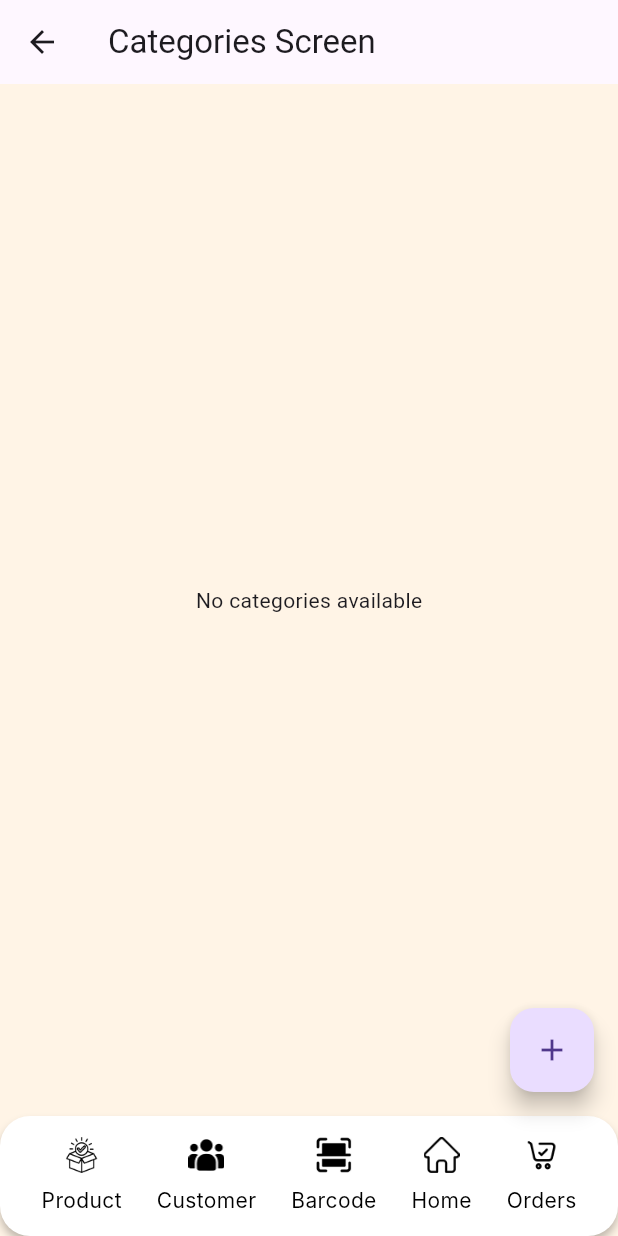
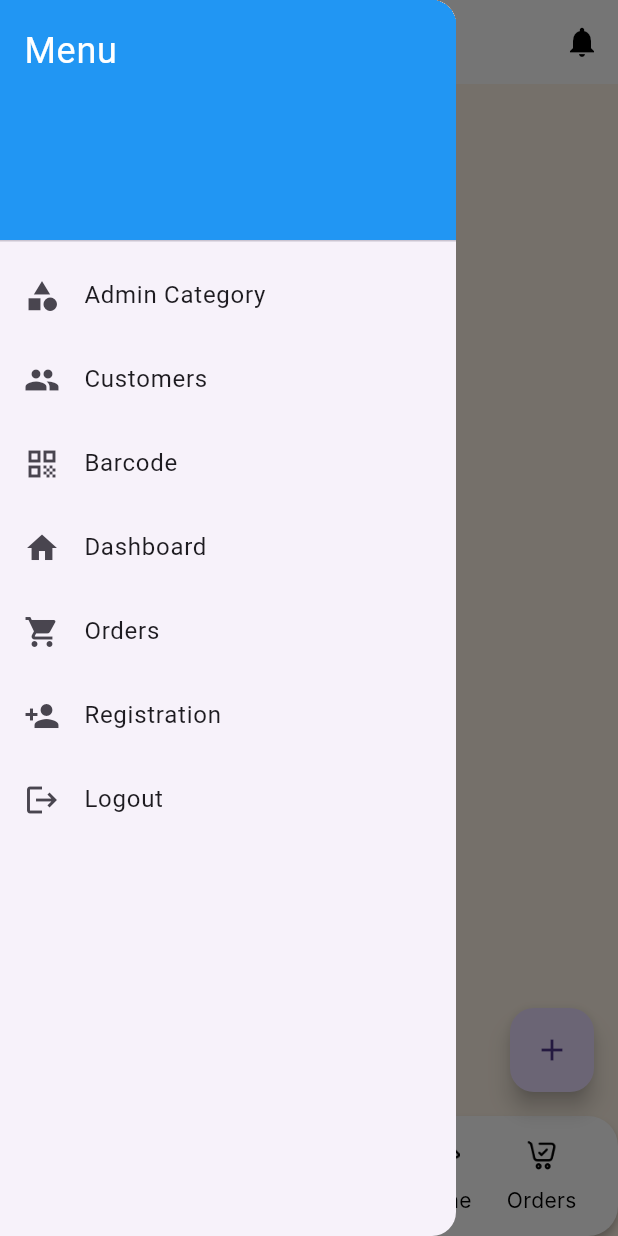
Before and after one commit to mawrk19/Cafe-Inventory-System, a Flutter app: the AdminCategory screen opened by its route, with the side drawer open (before the commit the screen has no drawer), on a phone screen of 412 x 824 dp. Run offline on Flutter 3.47's test engine with Material 3 defaults, Android fonts, the phone set to English and light mode, and no system bars; our stand-ins replace cloud_firestore, firebase_auth, firebase_core, flutter_screenutil; accounts and stored records are empty; Roboto replaces fonts that are missing (Inter).

Commit message:
top bar and sidebar with routes working

```diff
--- a/lib/frontend/screens/admin/admin_barcode.dart
+++ b/lib/frontend/screens/admin/admin_barcode.dart
@@ -1,5 +1,7 @@
 import 'package:flutter/material.dart';
-import 'package:kopilism/frontend/widgets/products/bottom_nav_bar.dart';
+import 'package:kopilism/frontend/widgets/bottom_nav_bar.dart';
+import 'package:kopilism/frontend/widgets/sidebar.dart';
+import 'package:kopilism/frontend/widgets/top_nav_bar.dart';
 
 class AdminBarcode extends StatelessWidget {
   const AdminBarcode({super.key});
@@ -7,9 +9,8 @@ class AdminBarcode extends StatelessWidget {
   @override
   Widget build(BuildContext context) {
     return Scaffold(
-      appBar: AppBar(
-        title: const Text('Barcode Screen'),
-      ),
+      appBar: const TopNavBar(), // Use the custom TopNavBar
+      drawer: const Sidebar(), // Add the Sidebar as the drawer
       body: const Center(
         child: Text('This is the Barcode Screen'),
       ),
--- a/lib/frontend/screens/admin/admin_customers.dart
+++ b/lib/frontend/screens/admin/admin_customers.dart
@@ -1,5 +1,7 @@
 import 'package:flutter/material.dart';
-import 'package:kopilism/frontend/widgets/products/bottom_nav_bar.dart'; // Import your custom widget
+import 'package:kopilism/frontend/widgets/bottom_nav_bar.dart';
+import 'package:kopilism/frontend/widgets/sidebar.dart';
+import 'package:kopilism/frontend/widgets/top_nav_bar.dart'; // Import your custom widget
 
 class AdminCustomers extends StatelessWidget {
   const AdminCustomers({super.key});
@@ -7,9 +9,8 @@ class AdminCustomers extends StatelessWidget {
   @override
   Widget build(BuildContext context) {
     return Scaffold(
-      appBar: AppBar(
-        title: const Text('Customers Screen'),
-      ),
+      appBar: const TopNavBar(), // Use the custom TopNavBar
+      drawer: const Sidebar(), // Add the Sidebar as the drawer
       body: const Center(
         child: Text('This is the Customers Screen'),
       ),
--- a/lib/frontend/screens/admin/products/admin_category.dart
+++ b/lib/frontend/screens/admin/products/admin_category.dart
@@ -1,8 +1,10 @@
 // Updated AdminCategory Screen
 import 'package:flutter/material.dart';
-import 'package:kopilism/frontend/widgets/products/bottom_nav_bar.dart';
+import 'package:kopilism/frontend/widgets/bottom_nav_bar.dart';
 import 'package:kopilism/backend/services/firestore_service.dart';
 import 'package:kopilism/frontend/screens/admin/products/admin_products.dart';
+import 'package:kopilism/frontend/widgets/sidebar.dart';
+import 'package:kopilism/frontend/widgets/top_nav_bar.dart';
 
 class AdminCategory extends StatefulWidget {
   const AdminCategory({super.key});
@@ -33,9 +35,8 @@ class _AdminCategoryState extends State<AdminCategory> {
   @override
   Widget build(BuildContext context) {
     return Scaffold(
-      appBar: AppBar(
-        title: const Text('Categories Screen'),
-      ),
+      appBar: const TopNavBar(), // Use the custom TopNavBar
+      drawer: const Sidebar(), // Add the Sidebar as the drawer
       floatingActionButton: FloatingActionButton(
         onPressed: () {
           _showCategoryDialog(context);
--- a/lib/frontend/screens/employee/employee_orders.dart
+++ b/lib/frontend/screens/employee/employee_orders.dart
@@ -1,6 +1,6 @@
 import 'package:flutter/material.dart';
-import 'package:kopilism/frontend/widgets/order_list.dart';
-import 'package:kopilism/frontend/widgets/products/bottom_nav_bar.dart';
+import 'package:kopilism/frontend/widgets/orders/order_list.dart';
+import 'package:kopilism/frontend/widgets/bottom_nav_bar.dart';
 import 'package:kopilism/frontend/widgets/search_bar2.dart' as custom;
 
 class EmployeeOrders extends StatelessWidget {
--- a/lib/frontend/screens/sign_in.dart
+++ b/lib/frontend/screens/sign_in.dart
@@ -3,7 +3,6 @@
 import '../widgets/sign in/rounded_container.dart';
 import '../widgets/sign in/title_box.dart';
 import '../widgets/sign in/sign_in_buttons.dart';
-import '../widgets/sign in/register_prompt.dart';
 
 class SignIn extends StatelessWidget {
   const SignIn({super.key});
@@ -18,7 +17,6 @@
           const RoundedContainer(),
           const TitleBox(),
           const SignInButtons(),
-          const RegisterPrompt(),
         ],
       ),
     );
--- a/lib/frontend/widgets/order_list.dart
+++ b/lib/frontend/widgets/orders/order_list.dart
@@ -1,5 +1,5 @@
 import 'package:flutter/material.dart';
-import 'package:kopilism/frontend/widgets/order_container.dart';
+import 'package:kopilism/frontend/widgets/orders/order_container.dart';
 
 class OrderItemList extends StatelessWidget {
   const OrderItemList({super.key});
--- a/lib/frontend/widgets/products/employee_product_card.dart
+++ b/lib/frontend/widgets/products/employee_product_card.dart
@@ -115,7 +115,7 @@ class EmployeeProductCard extends StatelessWidget {
                         ),
                         const SizedBox(width: 4),
                         Text(
-                          '\$${productPrice.toStringAsFixed(2)}',
+                          '\₱${productPrice.toStringAsFixed(2)}',
                           style: const TextStyle(
                             fontSize: 14,
                             fontWeight: FontWeight.w500,
--- a/lib/frontend/widgets/products/product_card.dart
+++ b/lib/frontend/widgets/products/product_card.dart
@@ -115,7 +115,7 @@ class AdminProductCard extends StatelessWidget {
                         ),
                         const SizedBox(width: 4),
                         Text(
-                          '\$${productPrice.toStringAsFixed(2)}',
+                            '₱${productPrice.toStringAsFixed(2)}',
                           style: const TextStyle(
                             fontSize: 14,
                             fontWeight: FontWeight.w500,
--- /dev/null
+++ b/lib/frontend/widgets/sidebar.dart
@@ -0,0 +1,78 @@
+import 'package:flutter/material.dart';
+
+class Sidebar extends StatelessWidget {
+  const Sidebar({super.key});
+
+  @override
+  Widget build(BuildContext context) {
+    return Drawer(
+      child: ListView(
+        padding: EdgeInsets.zero,
+        children: [
+          DrawerHeader(
+            decoration: const BoxDecoration(
+              color: Colors.blue,
+            ),
+            child: const Text(
+              'Menu',
+              style: TextStyle(
+                color: Colors.white,
+                fontSize: 24,
+              ),
+            ),
+          ),
+          ListTile(
+            leading: const Icon(Icons.category),
+            title: const Text('Admin Category'),
+            onTap: () {
+              Navigator.pushReplacementNamed(context, '/AdminCategory');
+            },
+          ),
+          ListTile(
+            leading: const Icon(Icons.people),
+            title: const Text('Customers'),
+            onTap: () {
+              Navigator.pushReplacementNamed(context, '/Customer');
+            },
+          ),
+          ListTile(
+            leading: const Icon(Icons.qr_code),
+            title: const Text('Barcode'),
+            onTap: () {
+              Navigator.pushReplacementNamed(context, '/Barcode');
+            },
+          ),
+          ListTile(
+            leading: const Icon(Icons.home),
+            title: const Text('Dashboard'),
+            onTap: () {
+              Navigator.pushReplacementNamed(context, '/Home');
+            },
+          ),
+          ListTile(
+            leading: const Icon(Icons.shopping_cart),
+            title: const Text('Orders'),
+            onTap: () {
+              Navigator.pushReplacementNamed(context, '/Orders');
+            },
+          ),
+          ListTile(
+            leading: const Icon(Icons.person_add),
+            title: const Text('Registration'),
+            onTap: () {
+              Navigator.pushReplacementNamed(context, '/Registration');
+            },
+          ),
+          ListTile(
+            leading: const Icon(Icons.logout),
+            title: const Text('Logout'),
+            onTap: () {
+              // Perform logout action
+              Navigator.pop(context);
+            },
+          ),
+        ],
+      ),
+    );
+  }
+}
--- /dev/null
+++ b/lib/frontend/widgets/top_nav_bar.dart
@@ -0,0 +1,32 @@
+import 'package:flutter/material.dart';
+import 'search_bar2.dart';
+
+class TopNavBar extends StatelessWidget implements PreferredSizeWidget {
+  const TopNavBar({super.key});
+
+  @override
+  Widget build(BuildContext context) {
+    return AppBar(
+      backgroundColor: Colors.white,
+      elevation: 0,
+      leading: IconButton(
+        icon: const Icon(Icons.menu, color: Colors.black),
+        onPressed: () {
+          Scaffold.of(context).openDrawer(); // Open the parent Scaffold's drawer
+        },
+      ),
+      title: const SearchBar2(),
+      actions: [
+        IconButton(
+          icon: const Icon(Icons.notifications, color: Colors.black),
+          onPressed: () {
+            // Handle notification button press
+          },
+        ),
+      ],
+    );
+  }
+
+  @override
+  Size get preferredSize => const Size.fromHeight(kToolbarHeight);
+}
```
Also changed, not shown: lib/frontend/screens/admin/admin_dashboard.dart (+5 -4 lines), lib/frontend/screens/admin/admin_orders.dart (+6 -21 lines), lib/frontend/screens/registration.dart (+4 -3 lines), lib/frontend/widgets/bottom_nav_bar.dart (renamed from lib/frontend/widgets/products/bottom_nav_bar.dart), lib/frontend/widgets/orders/order_container.dart (renamed from lib/frontend/widgets/order_container.dart).
